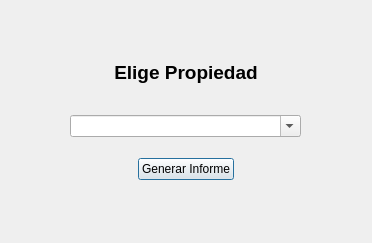
The window that templates/dlgInformeProp.ui (Manuerty/ProyecyoDI) describes before a commit, drawn with Qt 5.
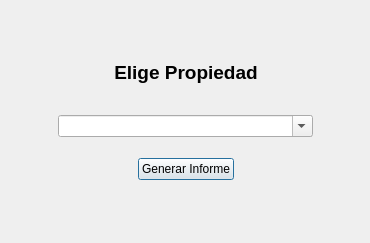
The same window after the commit.

Commit message: feat(Informes.py): create speficic report for each municipio

The edit to the form file:
```diff
--- a/templates/dlgInformeProp.ui
+++ b/templates/dlgInformeProp.ui
@@ -6,14 +6,14 @@
    <rect>
     <x>0</x>
     <y>0</y>
-    <width>372</width>
+    <width>370</width>
     <height>243</height>
    </rect>
   </property>
   <property name="windowTitle">
    <string>Dialog</string>
   </property>
-  <widget class="QWidget" name="">
+  <widget class="QWidget" name="layoutWidget">
    <property name="geometry">
     <rect>
      <x>0</x>
@@ -117,21 +117,15 @@
          </spacer>
         </item>
         <item>
-         <widget class="QFontComboBox" name="cmbMuniInforme">
+         <widget class="QComboBox" name="cmbMuniInforme">
           <property name="minimumSize">
            <size>
-            <width>225</width>
+            <width>255</width>
             <height>0</height>
            </size>
           </property>
-          <property name="maximumSize">
-           <size>
-            <width>300</width>
-            <height>16777215</height>
-           </size>
-          </property>
-          <property name="currentText">
-           <string/>
+          <property name="editable">
+           <bool>true</bool>
           </property>
          </widget>
         </item>
```
The commit also changes 6 other files.
